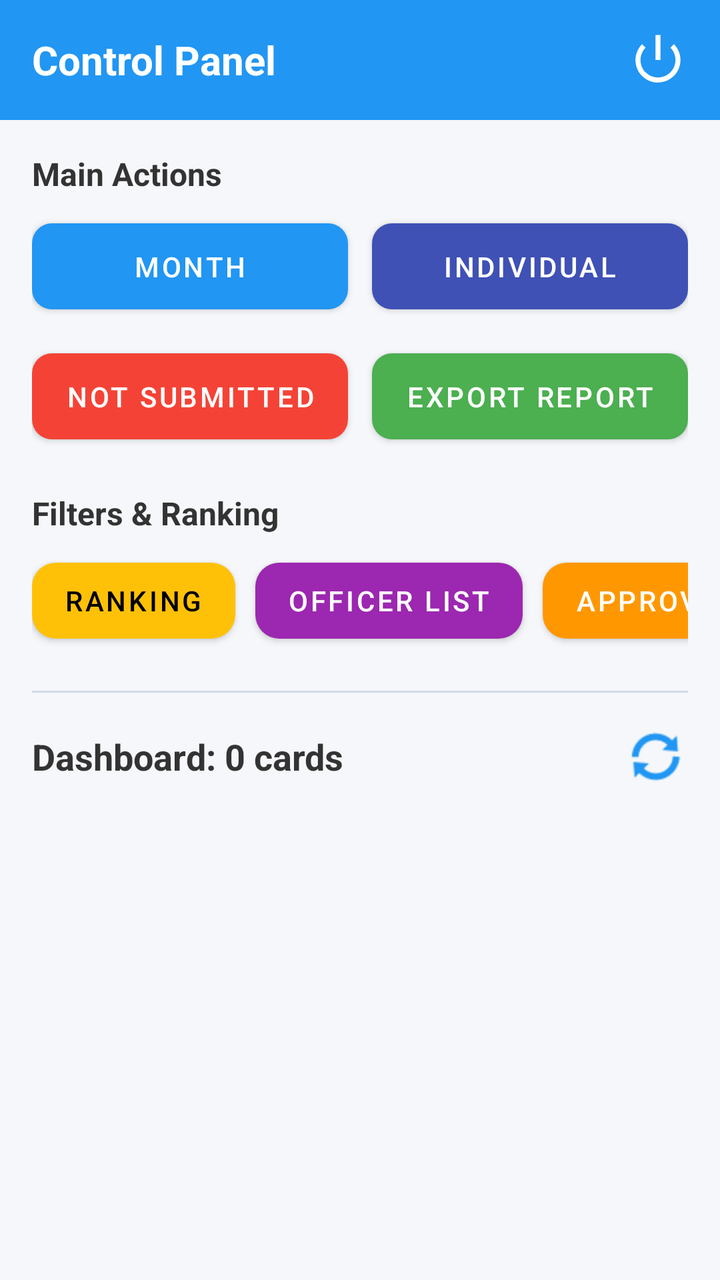
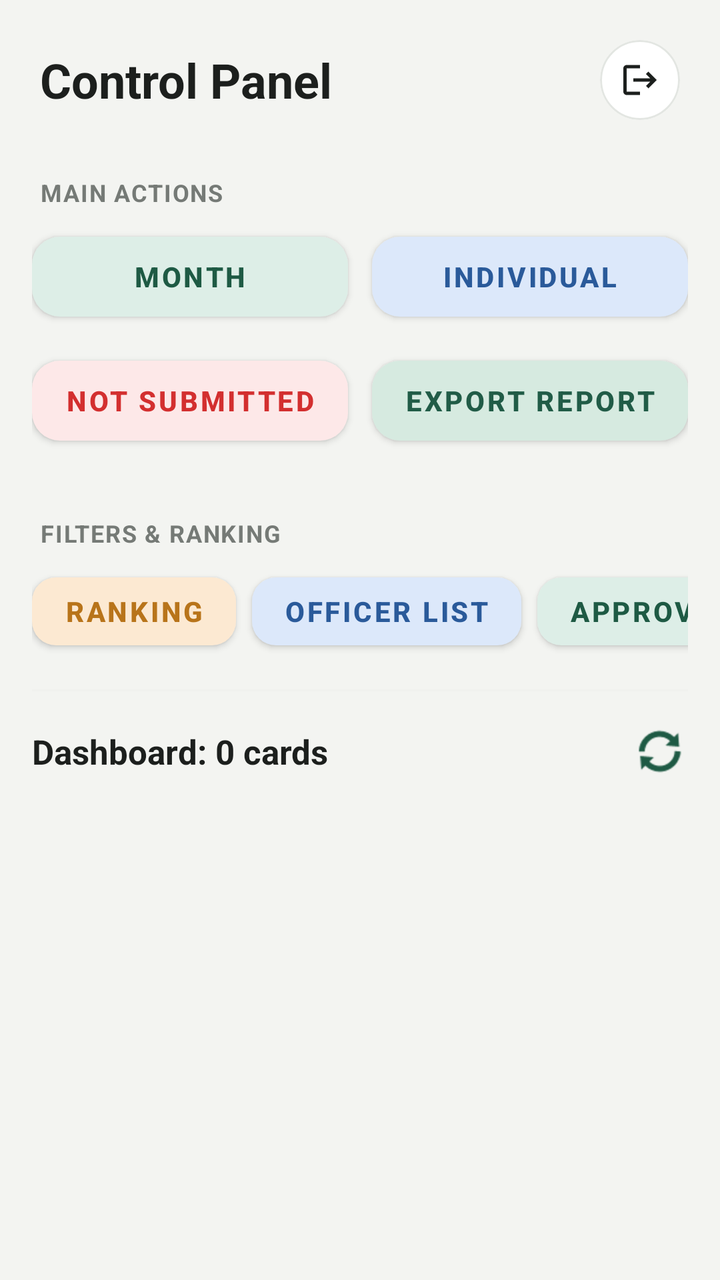

Compare the two renders of this Android layout. The source of the first and the diff that turns it into the second are given below.
<!-- AndroidManifest.xml: application theme Theme.PerformanceTracker -->
<!-- res/layout/activity_admin_dashboard.xml -->
<?xml version="1.0" encoding="utf-8"?>
<LinearLayout
     xmlns:android="http://schemas.android.com/apk/res/android"
     xmlns:app="http://schemas.android.com/apk/res-auto"
     android:layout_height="match_parent"
     android:layout_width="match_parent"
     android:background="#F5F7FA"
     android:orientation="vertical">

    <RelativeLayout
         android:layout_height="60dp"
         android:layout_width="match_parent"
         android:background="#2196F3"
         android:paddingHorizontal="16dp">

        <TextView
             android:layout_height="wrap_content"
             android:layout_width="wrap_content"
             android:layout_centerVertical="true"
             android:textSize="20sp"
             android:textColor="#FFFFFF"
             android:id="@+id/tvHeaderTitle"
             android:text="Control Panel"
             android:textStyle="bold" />

        <ImageView
             android:layout_height="30dp"
             android:layout_width="30dp"
             android:src="@android:drawable/ic_lock_power_off"
             android:layout_centerVertical="true"
             app:tint="#FFFFFF"
             android:layout_alignParentEnd="true"
             android:id="@+id/btnTopAction" />

    </RelativeLayout>

    <ScrollView
         android:layout_height="match_parent"
         android:layout_width="match_parent"
         android:fillViewport="true">

        <LinearLayout
             android:layout_height="wrap_content"
             android:layout_width="match_parent"
             android:padding="16dp"
             android:orientation="vertical">

            <LinearLayout
                 android:layout_height="wrap_content"
                 android:layout_width="match_parent"
                 android:orientation="vertical"
                 android:id="@+id/optionsLayout">

                <TextView
                     android:layout_height="wrap_content"
                     android:layout_width="match_parent"
                     android:layout_marginBottom="8dp"
                     android:textSize="16sp"
                     android:textColor="#333333"
                     android:text="Main Actions"
                     android:textStyle="bold" />

                <LinearLayout
                     android:layout_height="wrap_content"
                     android:layout_width="match_parent"
                     android:layout_marginBottom="10dp"
                     android:weightSum="2"
                     android:orientation="horizontal">

                    <com.google.android.material.button.MaterialButton
                         android:layout_height="55dp"
                         android:layout_width="0dp"
                         android:layout_marginEnd="6dp"
                         app:backgroundTint="#2196F3"
                         app:cornerRadius="10dp"
                         android:textColor="#FFFFFF"
                         android:layout_weight="1"
                         android:id="@+id/btnFilterMonthWise"
                         android:text="Month" />

                    <com.google.android.material.button.MaterialButton
                         android:layout_height="55dp"
                         android:layout_width="0dp"
                         app:backgroundTint="#3F51B5"
                         app:cornerRadius="10dp"
                         android:textColor="#FFFFFF"
                         android:layout_marginStart="6dp"
                         android:layout_weight="1"
                         android:id="@+id/btnFilterIndividual"
                         android:text="Individual" />

                </LinearLayout>

                <LinearLayout
                     android:layout_height="wrap_content"
                     android:layout_width="match_parent"
                     android:layout_marginBottom="20dp"
                     android:weightSum="2"
                     android:orientation="horizontal">

                    <com.google.android.material.button.MaterialButton
                         android:layout_height="55dp"
                         android:layout_width="0dp"
                         android:layout_marginEnd="6dp"
                         app:backgroundTint="#F44336"
                         app:cornerRadius="10dp"
                         android:textColor="#FFFFFF"
                         android:layout_weight="1"
                         android:id="@+id/btnWhoNotSubmitted"
                         android:text="Not Submitted" />

                    <com.google.android.material.button.MaterialButton
                         android:layout_height="55dp"
                         android:layout_width="0dp"
                         app:backgroundTint="#4CAF50"
                         app:cornerRadius="10dp"
                         android:textColor="#FFFFFF"
                         android:layout_marginStart="6dp"
                         android:layout_weight="1"
                         android:id="@+id/btnDownloadExcel"
                         android:text="Export Report" />

                </LinearLayout>

                <TextView
                     android:layout_height="wrap_content"
                     android:layout_width="match_parent"
                     android:layout_marginBottom="8dp"
                     android:textSize="16sp"
                     android:textColor="#333333"
                     android:text="Filters &amp; Ranking"
                     android:textStyle="bold" />

                <HorizontalScrollView
                     android:layout_height="wrap_content"
                     android:layout_width="match_parent"
                     android:layout_marginBottom="20dp"
                     android:scrollbars="none">

                    <LinearLayout
                         android:layout_height="wrap_content"
                         android:layout_width="wrap_content"
                         android:orientation="horizontal">

                        <com.google.android.material.button.MaterialButton
                             android:layout_height="50dp"
                             android:layout_width="wrap_content"
                             android:layout_marginEnd="10dp"
                             app:backgroundTint="#FFC107"
                             app:cornerRadius="12dp"
                             android:textColor="#000000"
                             android:id="@+id/btnFilterRanking"
                             android:text="Ranking" />

                        <com.google.android.material.button.MaterialButton
                             android:layout_height="50dp"
                             android:layout_width="wrap_content"
                             android:layout_marginEnd="10dp"
                             app:backgroundTint="#9C27B0"
                             app:cornerRadius="12dp"
                             android:textColor="#FFFFFF"
                             android:id="@+id/btnOfficerList"
                             android:text="Officer List" />

                        <com.google.android.material.button.MaterialButton
                             android:layout_height="50dp"
                             android:layout_width="wrap_content"
                             android:layout_marginEnd="10dp"
                             app:backgroundTint="#FF9800"
                             app:cornerRadius="12dp"
                             android:textColor="#FFFFFF"
                             android:id="@+id/btnApproval"
                             android:text="Approval List" />

                        <com.google.android.material.button.MaterialButton
                             android:layout_height="50dp"
                             android:layout_width="wrap_content"
                             android:layout_marginEnd="10dp"
                             app:backgroundTint="#607D8B"
                             app:cornerRadius="12dp"
                             android:textColor="#FFFFFF"
                             android:id="@+id/btnFilterZone"
                             android:text="Zone" />

                        <com.google.android.material.button.MaterialButton
                             android:layout_height="50dp"
                             android:layout_width="wrap_content"
                             android:layout_marginEnd="4dp"
                             app:backgroundTint="#009688"
                             app:cornerRadius="12dp"
                             android:textColor="#FFFFFF"
                             android:id="@+id/btnFilterTeam"
                             android:text="Manager Team" />

                    </LinearLayout>

                </HorizontalScrollView>

            </LinearLayout>

            <View
                 android:layout_height="1dp"
                 android:layout_width="match_parent"
                 android:layout_marginBottom="16dp"
                 android:background="#D1D9E6" />

            <RelativeLayout
                 android:layout_height="wrap_content"
                 android:layout_width="match_parent"
                 android:layout_marginBottom="12dp">

                <TextView
                     android:layout_height="wrap_content"
                     android:layout_width="wrap_content"
                     android:layout_centerVertical="true"
                     android:textSize="18sp"
                     android:textColor="#333333"
                     android:id="@+id/tvFilterStatus"
                     android:text="Dashboard: 0 cards"
                     android:textStyle="bold" />

                <ImageView
                     android:layout_height="32dp"
                     android:layout_width="32dp"
                     android:src="@android:drawable/ic_popup_sync"
                     android:layout_centerVertical="true"
                     app:tint="#2196F3"
                     android:layout_alignParentEnd="true"
                     android:id="@+id/btnRefresh" />

            </RelativeLayout>

            <ProgressBar
                 android:layout_height="wrap_content"
                 android:layout_width="wrap_content"
                 android:visibility="gone"
                 android:id="@+id/progressBar"
                 android:layout_gravity="center" />

            <androidx.recyclerview.widget.RecyclerView
                 android:layout_height="wrap_content"
                 android:layout_width="match_parent"
                 android:nestedScrollingEnabled="false"
                 android:id="@+id/recyclerAdminReport" />

        </LinearLayout>

    </ScrollView>

</LinearLayout>
<!-- resources referenced by this layout -->
<resources>
  <style name="Theme.PerformanceTracker" parent="Theme.MaterialComponents.DayNight.NoActionBar">
          <item name="colorPrimary">#2196F3</item>
          <item name="colorPrimaryVariant">#1976D2</item>
          <item name="colorOnPrimary">#FFFFFF</item>
          <item name="android:statusBarColor">#1976D2</item>
      </style>
</resources>

<!-- the commit's change to res/layout/activity_admin_dashboard.xml (unified diff, before → after) -->
@@ -4,35 +4,51 @@
      xmlns:app="http://schemas.android.com/apk/res-auto"
      android:layout_height="match_parent"
      android:layout_width="match_parent"
-     android:background="#F5F7FA"
+     android:background="@color/background"
      android:orientation="vertical">
 
-    <RelativeLayout
-         android:layout_height="60dp"
+    
+    <LinearLayout
+         android:layout_height="wrap_content"
          android:layout_width="match_parent"
-         android:background="#2196F3"
-         android:paddingHorizontal="16dp">
+         android:background="@color/background"
+         android:gravity="center_vertical"
+         android:paddingHorizontal="20dp"
+         android:paddingTop="20dp"
+         android:paddingBottom="12dp">
 
         <TextView
              android:layout_height="wrap_content"
-             android:layout_width="wrap_content"
-             android:layout_centerVertical="true"
-             android:textSize="20sp"
-             android:textColor="#FFFFFF"
+             android:layout_width="0dp"
+             android:textSize="24sp"
+             android:textColor="@color/text_primary"
+             android:layout_weight="1"
              android:id="@+id/tvHeaderTitle"
              android:text="Control Panel"
              android:textStyle="bold" />
 
-        <ImageView
-             android:layout_height="30dp"
-             android:layout_width="30dp"
-             android:src="@android:drawable/ic_lock_power_off"
-             android:layout_centerVertical="true"
-             app:tint="#FFFFFF"
-             android:layout_alignParentEnd="true"
-             android:id="@+id/btnTopAction" />
-
-    </RelativeLayout>
+        <com.google.android.material.card.MaterialCardView
+             android:layout_height="40dp"
+             android:layout_width="40dp"
+             app:cardCornerRadius="20dp"
+             app:cardElevation="0dp"
+             app:strokeWidth="1dp"
+             app:strokeColor="@color/card_stroke"
+             app:cardBackgroundColor="@color/surface"
+             android:clickable="true"
+             android:focusable="true">
+
+            <ImageView
+                 android:layout_height="20dp"
+                 android:layout_width="20dp"
+                 android:layout_gravity="center"
+                 android:src="@drawable/ic_logout"
+                 app:tint="@color/text_primary"
+                 android:id="@+id/btnTopAction" />
+
+        </com.google.android.material.card.MaterialCardView>
+
+    </LinearLayout>
 
     <ScrollView
          android:layout_height="match_parent"
@@ -42,7 +58,8 @@
         <LinearLayout
              android:layout_height="wrap_content"
              android:layout_width="match_parent"
-             android:padding="16dp"
+             android:paddingHorizontal="16dp"
+             android:paddingBottom="24dp"
              android:orientation="vertical">
 
             <LinearLayout
@@ -51,14 +68,10 @@
                  android:orientation="vertical"
                  android:id="@+id/optionsLayout">
 
+                
                 <TextView
-                     android:layout_height="wrap_content"
-                     android:layout_width="match_parent"
-                     android:layout_marginBottom="8dp"
-                     android:textSize="16sp"
-                     android:textColor="#333333"
-                     android:text="Main Actions"
-                     android:textStyle="bold" />
+                     style="@style/SectionHeader"
+                     android:text="MAIN ACTIONS" />
 
                 <LinearLayout
                      android:layout_height="wrap_content"
@@ -68,73 +81,77 @@
                      android:orientation="horizontal">
 
                     <com.google.android.material.button.MaterialButton
-                         android:layout_height="55dp"
+                         android:layout_height="52dp"
                          android:layout_width="0dp"
                          android:layout_marginEnd="6dp"
-                         app:backgroundTint="#2196F3"
-                         app:cornerRadius="10dp"
-                         android:textColor="#FFFFFF"
+                         app:backgroundTint="@color/badge_green_bg"
+                         app:cornerRadius="14dp"
+                         app:elevation="0dp"
+                         android:textColor="@color/badge_green_icon"
                          android:layout_weight="1"
                          android:id="@+id/btnFilterMonthWise"
-                         android:text="Month" />
-
-                    <com.google.android.material.button.MaterialButton
-                         android:layout_height="55dp"
-                         android:layout_width="0dp"
-                         app:backgroundTint="#3F51B5"
-                         app:cornerRadius="10dp"
-                         android:textColor="#FFFFFF"
+                         android:text="Month"
+                         android:textStyle="bold" />
+
+                    <com.google.android.material.button.MaterialButton
+                         android:layout_height="52dp"
+                         android:layout_width="0dp"
+                         app:backgroundTint="@color/badge_blue_bg"
+                         app:cornerRadius="14dp"
+                         app:elevation="0dp"
+                         android:textColor="@color/badge_blue_icon"
                          android:layout_marginStart="6dp"
                          android:layout_weight="1"
                          android:id="@+id/btnFilterIndividual"
-                         android:text="Individual" />
+                         android:text="Individual"
+                         android:textStyle="bold" />
 
                 </LinearLayout>
 
                 <LinearLayout
                      android:layout_height="wrap_content"
                      android:layout_width="match_parent"
-                     android:layout_marginBottom="20dp"
+                     android:layout_marginBottom="16dp"
                      android:weightSum="2"
                      android:orientation="horizontal">
 
                     <com.google.android.material.button.MaterialButton
-                         android:layout_height="55dp"
+                         android:layout_height="52dp"
                          android:layout_width="0dp"
                          android:layout_marginEnd="6dp"
-                         app:backgroundTint="#F44336"
-                         app:cornerRadius="10dp"
-                         android:textColor="#FFFFFF"
+                         app:backgroundTint="@color/badge_red_bg"
+                         app:cornerRadius="14dp"
+                         app:elevation="0dp"
+                         android:textColor="@color/badge_red_icon"
                          android:layout_weight="1"
                          android:id="@+id/btnWhoNotSubmitted"
-                         android:text="Not Submitted" />
-
-                    <com.google.android.material.button.MaterialButton
-                         android:layout_height="55dp"
-                         android:layout_width="0dp"
-                         app:backgroundTint="#4CAF50"
-                         app:cornerRadius="10dp"
-                         android:textColor="#FFFFFF"
+                         android:text="Not Submitted"
+                         android:textStyle="bold" />
+
+                    <com.google.android.material.button.MaterialButton
+                         android:layout_height="52dp"
+                         android:layout_width="0dp"
+                         app:backgroundTint="@color/badge_mint_bg"
+                         app:cornerRadius="14dp"
+                         app:elevation="0dp"
+                         android:textColor="@color/badge_mint_icon"
                          android:layout_marginStart="6dp"
                          android:layout_weight="1"
                          android:id="@+id/btnDownloadExcel"
-                         android:text="Export Report" />
+                         android:text="Export Report"
+                         android:textStyle="bold" />
 
                 </LinearLayout>
 
+                
                 <TextView
+                     style="@style/SectionHeader"
+                     android:text="FILTERS &amp; RANKING" />
+
+                <HorizontalScrollView
                      android:layout_height="wrap_content"
                      android:layout_width="match_parent"
-                     android:layout_marginBottom="8dp"
-                     android:textSize="16sp"
-                     android:textColor="#333333"
-                     android:text="Filters &amp; Ranking"
-                     android:textStyle="bold" />
-
-                <HorizontalScrollView
-                     android:layout_height="wrap_content"
-                     android:layout_width="match_parent"
-                     android:layout_marginBottom="20dp"
+                     android:layout_marginBottom="16dp"
                      android:scrollbars="none">
 
                     <LinearLayout
@@ -143,54 +160,64 @@
                          android:orientation="horizontal">
 
                         <com.google.android.material.button.MaterialButton
-                             android:layout_height="50dp"
-                             android:layout_width="wrap_content"
-                             android:layout_marginEnd="10dp"
-                             app:backgroundTint="#FFC107"
-                             app:cornerRadius="12dp"
-                             android:textColor="#000000"
+                             android:layout_height="46dp"
+                             android:layout_width="wrap_content"
+                             android:layout_marginEnd="8dp"
+                             app:backgroundTint="@color/badge_amber_bg"
+                             app:cornerRadius="12dp"
+                             app:elevation="0dp"
+                             android:textColor="@color/badge_amber_icon"
                              android:id="@+id/btnFilterRanking"
-                             android:text="Ranking" />
-
-                        <com.google.android.material.button.MaterialButton
-                             android:layout_height="50dp"
-                             android:layout_width="wrap_content"
-                             android:layout_marginEnd="10dp"
-                             app:backgroundTint="#9C27B0"
-                             app:cornerRadius="12dp"
-                             android:textColor="#FFFFFF"
+                             android:text="Ranking"
+                             android:textStyle="bold" />
+
+                        <com.google.android.material.button.MaterialButton
+                             android:layout_height="46dp"
+                             android:layout_width="wrap_content"
+                             android:layout_marginEnd="8dp"
+                             app:backgroundTint="@color/badge_blue_bg"
+                             app:cornerRadius="12dp"
+                             app:elevation="0dp"
+                             android:textColor="@color/badge_blue_icon"
                              android:id="@+id/btnOfficerList"
-                             android:text="Officer List" />
-
-                        <com.google.android.material.button.MaterialButton
-                             android:layout_height="50dp"
-                             android:layout_width="wrap_content"
-                             android:layout_marginEnd="10dp"
-                             app:backgroundTint="#FF9800"
-                             app:cornerRadius="12dp"
-                             android:textColor="#FFFFFF"
+                             android:text="Officer List"
+                             android:textStyle="bold" />
+
+                        <com.google.android.material.button.MaterialButton
+                             android:layout_height="46dp"
+                             android:layout_width="wrap_content"
+                             android:layout_marginEnd="8dp"
+                             app:backgroundTint="@color/badge_green_bg"
+                             app:cornerRadius="12dp"
+                             app:elevation="0dp"
+                             android:textColor="@color/badge_green_icon"
                              android:id="@+id/btnApproval"
-                             android:text="Approval List" />
-
-                        <com.google.android.material.button.MaterialButton
-                             android:layout_height="50dp"
-                             android:layout_width="wrap_content"
-                             android:layout_marginEnd="10dp"
-                             app:backgroundTint="#607D8B"
-                             app:cornerRadius="12dp"
-                             android:textColor="#FFFFFF"
+                             android:text="Approval List"
+                             android:textStyle="bold" />
+
+                        <com.google.android.material.button.MaterialButton
+                             android:layout_height="46dp"
+                             android:layout_width="wrap_content"
+                             android:layout_marginEnd="8dp"
+                             app:backgroundTint="@color/badge_grey_bg"
+                             app:cornerRadius="12dp"
+                             app:elevation="0dp"
+                             android:textColor="@color/badge_grey_icon"
                              android:id="@+id/btnFilterZone"
-                             android:text="Zone" />
-
-                        <com.google.android.material.button.MaterialButton
-                             android:layout_height="50dp"
+                             android:text="Zone"
+                             android:textStyle="bold" />
+
+                        <com.google.android.material.button.MaterialButton
+                             android:layout_height="46dp"
                              android:layout_width="wrap_content"
                              android:layout_marginEnd="4dp"
-                             app:backgroundTint="#009688"
-                             app:cornerRadius="12dp"
-                             android:textColor="#FFFFFF"
+                             app:backgroundTint="@color/badge_mint_bg"
+                             app:cornerRadius="12dp"
+                             app:elevation="0dp"
+                             android:textColor="@color/badge_mint_icon"
                              android:id="@+id/btnFilterTeam"
-                             android:text="Manager Team" />
+                             android:text="Manager Team"
+                             android:textStyle="bold" />
 
                     </LinearLayout>
 
@@ -202,7 +229,7 @@
                  android:layout_height="1dp"
                  android:layout_width="match_parent"
                  android:layout_marginBottom="16dp"
-                 android:background="#D1D9E6" />
+                 android:background="@color/divider_color" />
 
             <RelativeLayout
                  android:layout_height="wrap_content"
@@ -213,18 +240,18 @@
                      android:layout_height="wrap_content"
                      android:layout_width="wrap_content"
                      android:layout_centerVertical="true"
-                     android:textSize="18sp"
-                     android:textColor="#333333"
+                     android:textSize="17sp"
+                     android:textColor="@color/text_primary"
                      android:id="@+id/tvFilterStatus"
                      android:text="Dashboard: 0 cards"
                      android:textStyle="bold" />
 
                 <ImageView
-                     android:layout_height="32dp"
-                     android:layout_width="32dp"
+                     android:layout_height="28dp"
+                     android:layout_width="28dp"
                      android:src="@android:drawable/ic_popup_sync"
                      android:layout_centerVertical="true"
-                     app:tint="#2196F3"
+                     app:tint="@color/primary"
                      android:layout_alignParentEnd="true"
                      android:id="@+id/btnRefresh" />
 
<!-- resource entries referenced after the edit -->
@@ -1,10 +1,78 @@
 <!-- resources referenced by this layout -->
 <resources>
-  <style name="Theme.PerformanceTracker" parent="Theme.MaterialComponents.DayNight.NoActionBar">
-          <item name="colorPrimary">#2196F3</item>
-          <item name="colorPrimaryVariant">#1976D2</item>
-          <item name="colorOnPrimary">#FFFFFF</item>
-          <item name="android:statusBarColor">#1976D2</item>
+  <color name="background">#F3F4F1</color>
+  <color name="badge_amber_bg">#FCE9D2</color>
+  <color name="badge_amber_icon">#B8741A</color>
+  <color name="badge_blue_bg">#DCE8FA</color>
+  <color name="badge_blue_icon">#2A5A9A</color>
+  <color name="badge_green_bg">#DDEEE7</color>
+  <color name="badge_green_icon">#1E5A44</color>
+  <color name="badge_grey_bg">#E9EBF0</color>
+  <color name="badge_grey_icon">#555C6E</color>
+  <color name="badge_mint_bg">#D6EAE0</color>
+  <color name="badge_mint_icon">#215C47</color>
+  <color name="badge_red_bg">#FDE8E8</color>
+  <color name="badge_red_icon">#D32F2F</color>
+  <color name="card_stroke">#E3E6E2</color>
+  <color name="divider_color">#F0F1EE</color>
+  <color name="primary">#1E5A44</color>
+  <color name="surface">#FFFFFF</color>
+  <color name="text_primary">#1C1F1D</color>
+  <!-- drawable ic_logout (drawable) -->
+  <vector xmlns:android="http://schemas.android.com/apk/res/android"
+      android:width="20dp"
+      android:height="20dp"
+      android:viewportWidth="24"
+      android:viewportHeight="24">
+    <path
+        android:fillColor="@color/text_primary"
+        android:pathData="M17,7l-1.41,1.41L18.17,11H8v2h10.17l-2.58,2.58L17,17l5,-5zM4,5h8V3H4c-1.1,0 -2,0.9 -2,2v14c0,1.1 0.9,2 2,2h8v-2H4V5z"/>
+  </vector>
+  <style name="SectionHeader">
+          <item name="android:layout_width">match_parent</item>
+          <item name="android:layout_height">wrap_content</item>
+          <item name="android:textSize">12sp</item>
+          <item name="android:textColor">@color/section_header</item>
+          <item name="android:textAllCaps">true</item>
+          <item name="android:textStyle">bold</item>
+          <item name="android:letterSpacing">0.05</item>
+          <item name="android:layout_marginTop">16dp</item>
+          <item name="android:layout_marginBottom">8dp</item>
+          <item name="android:layout_marginStart">4dp</item>
       </style>
+  <style name="Theme.PerformanceTracker" parent="Theme.MaterialComponents.Light.NoActionBar">
+          <item name="colorPrimary">@color/primary</item>
+          <item name="colorPrimaryVariant">@color/primary_dark</item>
+          <item name="colorOnPrimary">@color/white</item>
+          <item name="android:statusBarColor">@color/background</item>
+          <item name="android:windowLightStatusBar">true</item>
+          <item name="android:windowBackground">@color/background</item>
+          <item name="colorSecondary">@color/secondary</item>
+          <item name="colorSurface">@color/surface</item>
+          <item name="colorOnSurface">@color/text_primary</item>
+          <item name="colorControlNormal">@color/input_stroke_unfocused</item>
+          <item name="colorControlActivated">@color/primary</item>
+          <item name="android:textColorHint">@color/text_secondary</item>
+          <item name="textInputStyle">@style/CustomOutlinedBox</item>
+      </style>
+  <color name="section_header">#757A76</color>
+  <color name="primary_dark">#154333</color>
+  <color name="white">#FFFFFF</color>
+  <color name="secondary">#256650</color>
+  <color name="input_stroke_unfocused">#B4BEB8</color>
+  <color name="text_secondary">#6E7571</color>
+  <style name="CustomOutlinedBox" parent="Widget.MaterialComponents.TextInputLayout.OutlinedBox">
+          <item name="boxStrokeColor">@color/box_stroke_selector</item>
+          <item name="boxStrokeWidth">1.5dp</item>
+          <item name="boxStrokeWidthFocused">2dp</item>
+          <item name="boxBackgroundColor">@color/input_background</item>
+          <item name="hintTextColor">@color/primary</item>
+          <item name="android:textColorHint">@color/text_secondary</item>
+          <item name="boxCornerRadiusTopStart">12dp</item>
+          <item name="boxCornerRadiusTopEnd">12dp</item>
+          <item name="boxCornerRadiusBottomStart">12dp</item>
+          <item name="boxCornerRadiusBottomEnd">12dp</item>
+      </style>
+  <color name="input_background">#F7FAF8</color>
 </resources>
 
